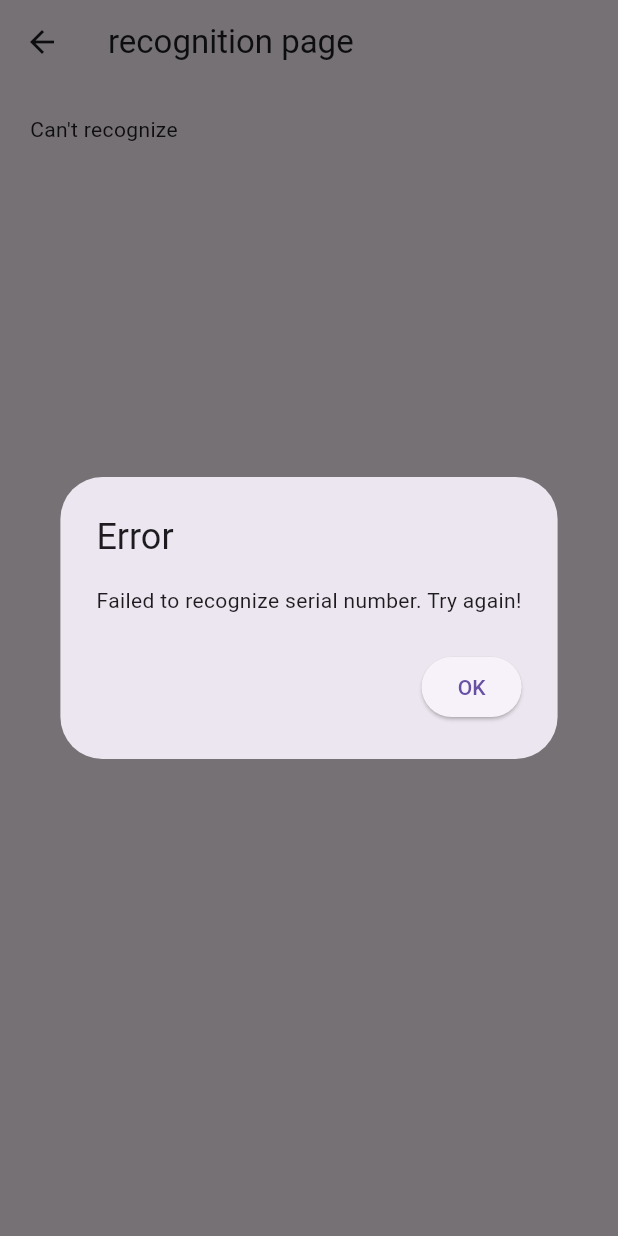
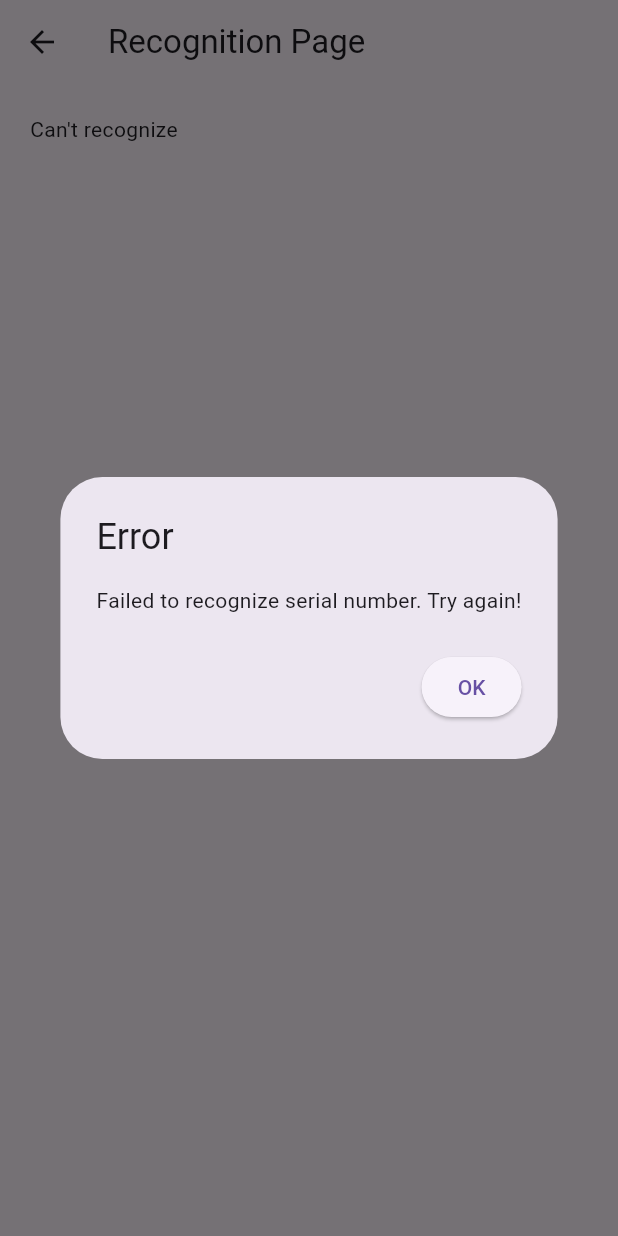
Before and after one commit to Iaraslav/danfoss_mobile, a Flutter app: the RecognizePage screen opened directly with empty values, on a phone screen of 412 x 824 dp. Run offline on Flutter 3.47's test engine with Material 3 defaults, Android fonts, the phone set to English and light mode, and no system bars; our stand-ins replace image_cropper, image_picker; missing offline and left inert: google_mlkit_text_recognition.

```diff
--- a/lib/src/screens/recognition_screen.dart
+++ b/lib/src/screens/recognition_screen.dart
@@ -1,10 +1,7 @@
-import 'dart:developer';
-
-import 'package:danfoss_mobile/src/widgets/dialog_window.dart';
 import 'package:flutter/material.dart';
 import 'package:google_mlkit_text_recognition/google_mlkit_text_recognition.dart';
 
-import '../utils/extract_serial_number.dart';
+import '../services/process_image_class.dart';
 
 class RecognizePage extends StatefulWidget {
   final String? path;
@@ -26,63 +23,38 @@ class _RecognizePageState extends State<RecognizePage> {
 
     final InputImage inputImage = InputImage.fromFilePath(widget.path!);
 
-    processImage(inputImage);
+    processImageWrapper(inputImage);
   }
 
-  @override
-  Widget build(BuildContext context) {
-    return Scaffold(
-      appBar: AppBar(title: const Text("recognition page")),
+ @override
+Widget build(BuildContext context) {
+  Widget bodyContent;
 
-      body: _isBusy == true ? const Center(
-        child: CircularProgressIndicator(),
-      ) : Container(
-        padding: const EdgeInsets.all(20),
-        child: Text(
-          controller.text
-        )
-      )
+  if (_isBusy) {
+    bodyContent = const Center(child: CircularProgressIndicator());
+  } else {
+    bodyContent = Container(
+      padding: const EdgeInsets.all(20),
+      child: Text(controller.text),
     );
+  }
+  return Scaffold(
+    appBar: AppBar(title: const Text("Recognition Page")),
+    body: bodyContent,
+  );
+}
 
-  }
 
-  void processImage(InputImage image) async {
-    final textRecognizer = TextRecognizer(script: TextRecognitionScript.latin);
-
-    void _showDialog(BuildContext context) {
-    showDialog(
-      context: context,
-      builder: (BuildContext context) {
-        return DialogError();
-      },);}
-
+    void processImageWrapper(InputImage image) async {
     setState(() {
       _isBusy = true;
     });
 
-  try {
-      final RecognizedText recognizedText =
-      await textRecognizer.processImage(image);
-      String? extractedText = extractSerialNumber(recognizedText.text);
-
-      if (extractedText != null) {
-        controller.text = extractedText;
-      } else {
-        // Handle case where extraction fails
-        _showDialog(context);
-        controller.text = "Can't recognize";
-      }
-    } catch (e) {
-      // Handle any errors that occur during recognition
-      log("Text recognition error: $e");
-      _showDialog(context);
-      controller.text = "Can't recognize";
-    }
-    finally {
-      // end busy state
+    String result = await processImage(context, image);
     setState(() {
+      controller.text = result;
       _isBusy = false;
     });
-    }
   }
+
 }
```
Also changed, not shown: lib/src/services/process_image_class.dart (added, +42 -0 lines), lib/src/utils/extract_serial_number.dart (+5 -5 lines).
